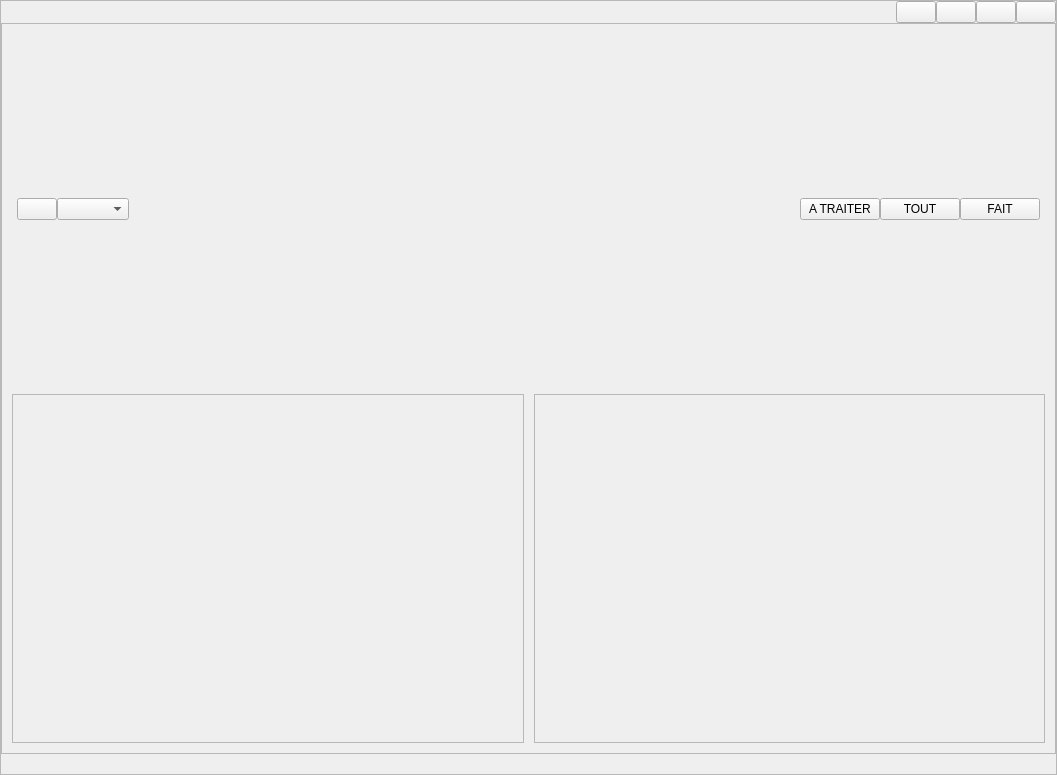
LaM0uette/MyDLG, file src/gui/ui/main.ui: the form before one commit.
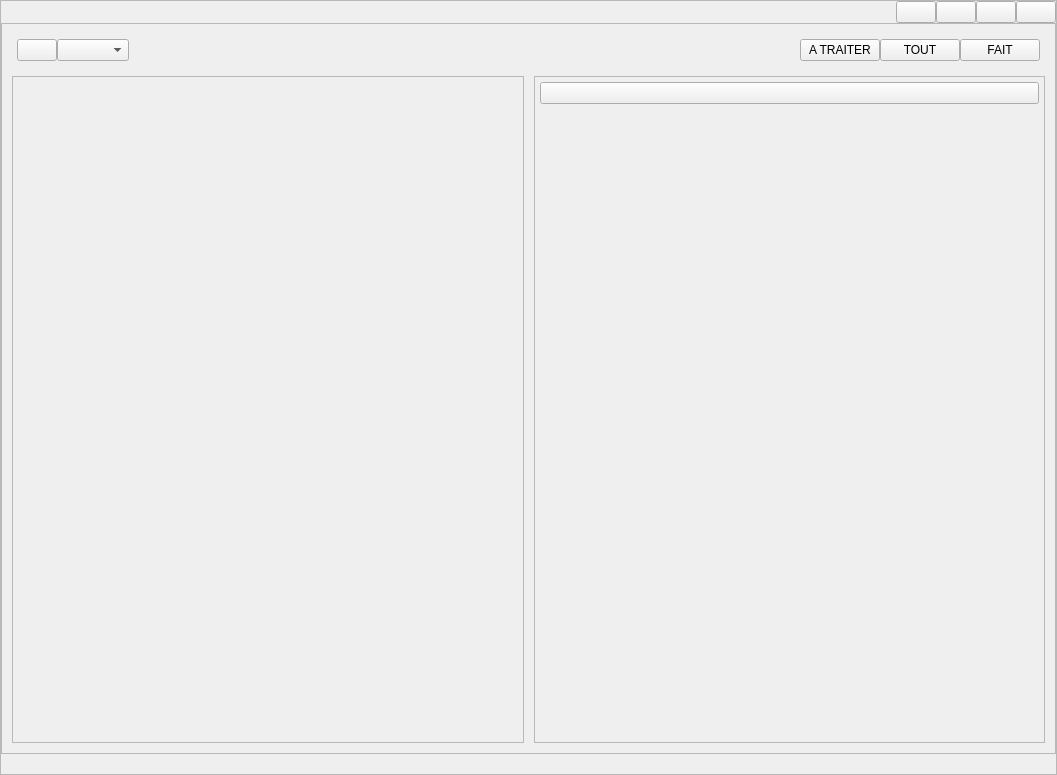
The form after the commit.

Commit message: page dlg - ui - body + tools

The edit to the form file:
```diff
--- a/src/gui/ui/main.ui
+++ b/src/gui/ui/main.ui
@@ -357,6 +357,39 @@
                <property name="frameShadow">
                 <enum>QFrame::Raised</enum>
                </property>
+               <layout class="QVBoxLayout" name="verticalLayout">
+                <property name="spacing">
+                 <number>5</number>
+                </property>
+                <property name="leftMargin">
+                 <number>5</number>
+                </property>
+                <property name="topMargin">
+                 <number>5</number>
+                </property>
+                <property name="rightMargin">
+                 <number>5</number>
+                </property>
+                <property name="bottomMargin">
+                 <number>0</number>
+                </property>
+                <item>
+                 <widget class="QPushButton" name="pb_tools_add_dlg"/>
+                </item>
+                <item>
+                 <spacer name="verticalSpacer_3">
+                  <property name="orientation">
+                   <enum>Qt::Vertical</enum>
+                  </property>
+                  <property name="sizeHint" stdset="0">
+                   <size>
+                    <width>20</width>
+                    <height>40</height>
+                   </size>
+                  </property>
+                 </spacer>
+                </item>
+               </layout>
               </widget>
              </item>
             </layout>
```
The commit also changes 4 other files.
